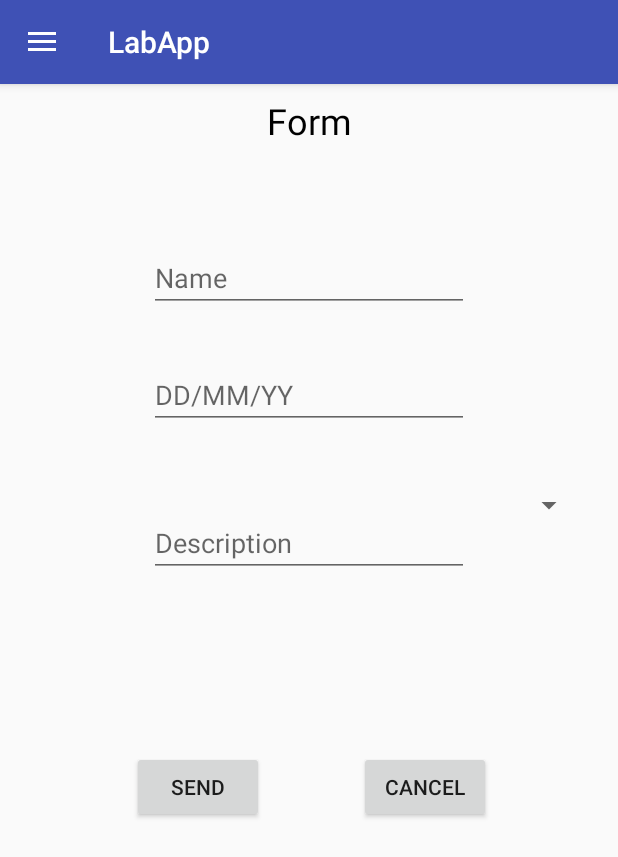
After one commit to ICC-4102-APLICACIONESMOVILES/laboratorio-6-angelesaldunate, an Android app: the fragment FormFragment placed in its activity, on a phone screen of 412 x 824 dp. The commit adds this screen. Shown: the top 857 px of the screen. Run offline under Robolectric (Android 15) with nearby library versions, the phone set to English and light mode, and no system bars.

Commit message:
Ultimo con todo lo necesario

```diff
--- a/app/build.gradle
+++ b/app/build.gradle
@@ -23,6 +23,7 @@ dependencies {
     implementation 'com.android.support:appcompat-v7:26.1.0'
     implementation 'com.android.support.constraint:constraint-layout:1.0.2'
     implementation 'com.android.support:design:26.1.0'
+    implementation 'com.android.support:support-v4:26.1.0'
     testImplementation 'junit:junit:4.12'
     androidTestImplementation 'com.android.support.test:runner:1.0.1'
     androidTestImplementation 'com.android.support.test.espresso:espresso-core:3.0.1'
--- /dev/null
+++ b/app/src/main/java/com/example/angeles/labapp/FormFragment.java
@@ -0,0 +1,109 @@
+package com.example.angeles.labapp;
+
+import android.content.Context;
+import android.net.Uri;
+import android.os.Bundle;
+import android.support.v4.app.Fragment;
+import android.view.LayoutInflater;
+import android.view.View;
+import android.view.ViewGroup;
+import android.widget.Button;
+import android.widget.EditText;
+
+
+/**
+ * A simple {@link Fragment} subclass.
+ * Activities that contain this fragment must implement the
+ * {@link FormFragment.OnFragmentInteractionListener} interface
+ * to handle interaction events.
+ * Use the {@link FormFragment#newInstance} factory method to
+ * create an instance of this fragment.
+ */
+public class FormFragment extends Fragment {
+    // TODO: Rename parameter arguments, choose names that match
+    // the fragment initialization parameters, e.g. ARG_ITEM_NUMBER
+    private static final String ARG_PARAM1 = "param1";
+    private static final String ARG_PARAM2 = "param2";
+
+    // TODO: Rename and change types of parameters
+    private String mParam1;
+    private String mParam2;
+
+    private OnFragmentInteractionListener mListener;
+
+    public FormFragment() {
+        // Required empty public constructor
+    }
+
+    /**
+     * Use this factory method to create a new instance of
+     * this fragment using the provided parameters.
+     *
+     * @param param1 Parameter 1.
+     * @param param2 Parameter 2.
+     * @return A new instance of fragment FormFragment.
+     */
+    // TODO: Rename and change types and number of parameters
+    public static FormFragment newInstance(String param1, String param2) {
+        FormFragment fragment = new FormFragment();
+        Bundle args = new Bundle();
+        args.putString(ARG_PARAM1, param1);
+        args.putString(ARG_PARAM2, param2);
+        fragment.setArguments(args);
+        return fragment;
+    }
+
+    @Override
+    public void onCreate(Bundle savedInstanceState) {
+        super.onCreate(savedInstanceState);
+        if (getArguments() != null) {
+            mParam1 = getArguments().getString(ARG_PARAM1);
+            mParam2 = getArguments().getString(ARG_PARAM2);
+        }
+    }
+
+    @Override
+    public View onCreateView(LayoutInflater inflater, ViewGroup container,
+                             Bundle savedInstanceState) {
+        // Inflate the layout for this fragment
+
+        return inflater.inflate(R.layout.fragment_form, container, false);
+    }
+
+    // TODO: Rename method, update argument and hook method into UI event
+    public void onButtonPressed(Uri uri) {
+        if (mListener != null) {
+            mListener.onFragmentInteraction(uri);
+        }
+    }
+
+    @Override
+    public void onAttach(Context context) {
+        super.onAttach(context);
+        if (context instanceof OnFragmentInteractionListener) {
+            mListener = (OnFragmentInteractionListener) context;
+        }
+    }
+
+
+    @Override
+    public void onDetach() {
+        super.onDetach();
+        mListener = null;
+    }
+
+    /**
+     * This interface must be implemented by activities that contain this
+     * fragment to allow an interaction in this fragment to be communicated
+     * to the activity and potentially other fragments contained in that
+     * activity.
+     * <p>
+     * See the Android Training lesson <a href=
+     * "http://developer.android.com/training/basics/fragments/communicating.html"
+     * >Communicating with Other Fragments</a> for more information.
+     */
+    public interface OnFragmentInteractionListener {
+        // TODO: Update argument type and name
+        void onFragmentInteraction(Uri uri);
+    }
+}
--- /dev/null
+++ b/app/src/main/res/drawable/ic_format_list_bulleted_black_24dp.xml
@@ -0,0 +1,9 @@
+<vector xmlns:android="http://schemas.android.com/apk/res/android"
+        android:width="24dp"
+        android:height="24dp"
+        android:viewportWidth="24.0"
+        android:viewportHeight="24.0">
+    <path
+        android:fillColor="#FF000000"
+        android:pathData="M4,10.5c-0.83,0 -1.5,0.67 -1.5,1.5s0.67,1.5 1.5,1.5 1.5,-0.67 1.5,-1.5 -0.67,-1.5 -1.5,-1.5zM4,4.5c-0.83,0 -1.5,0.67 -1.5,1.5S3.17,7.5 4,7.5 5.5,6.83 5.5,6 4.83,4.5 4,4.5zM4,16.5c-0.83,0 -1.5,0.68 -1.5,1.5s0.68,1.5 1.5,1.5 1.5,-0.68 1.5,-1.5 -0.67,-1.5 -1.5,-1.5zM7,19h14v-2L7,17v2zM7,13h14v-2L7,11v2zM7,5v2h14L21,5L7,5z"/>
+</vector>
--- /dev/null
+++ b/app/src/main/res/drawable/ic_playlist_add_check_black_24dp.xml
@@ -0,0 +1,9 @@
+<vector xmlns:android="http://schemas.android.com/apk/res/android"
+        android:width="24dp"
+        android:height="24dp"
+        android:viewportWidth="24.0"
+        android:viewportHeight="24.0">
+    <path
+        android:fillColor="#FF000000"
+        android:pathData="M14,10L2,10v2h12v-2zM14,6L2,6v2h12L14,6zM2,16h8v-2L2,14v2zM21.5,11.5L23,13l-6.99,7 -4.51,-4.5L13,14l3.01,3 5.49,-5.5z"/>
+</vector>
--- a/app/src/main/res/layout/activity_main.xml
+++ b/app/src/main/res/layout/activity_main.xml
@@ -9,11 +9,17 @@
     tools:openDrawer="start"
     tools:context="com.example.angeles.labapp.MainActivity"
    >
+<FrameLayout
+    android:layout_width="match_parent"
+    android:id="@+id/framenew"
+    android:layout_height="match_parent">
 
+</FrameLayout>
 
 
 
     <android.support.design.widget.NavigationView
+
         app:headerLayout="@layout/header"
         android:id="@+id/nav_view"
         android:layout_width="wrap_content"
--- /dev/null
+++ b/app/src/main/res/layout/fragment_form.xml
@@ -0,0 +1,133 @@
+<FrameLayout xmlns:android="http://schemas.android.com/apk/res/android"
+    xmlns:app="http://schemas.android.com/apk/res-auto"
+    xmlns:tools="http://schemas.android.com/tools"
+    android:layout_width="match_parent"
+    android:layout_height="match_parent"
+    tools:context="com.example.angeles.labapp.FormFragment">
+
+    <!-- TODO: Update blank fragment layout -->
+
+    <android.support.constraint.ConstraintLayout
+        android:layout_width="match_parent"
+        android:layout_height="match_parent">
+
+
+        <TextView
+            android:id="@+id/textView"
+            android:layout_width="wrap_content"
+            android:layout_height="wrap_content"
+            android:layout_marginBottom="8dp"
+            android:layout_marginEnd="8dp"
+            android:layout_marginStart="8dp"
+            android:layout_marginTop="8dp"
+            android:text="Form"
+            android:textSize="24dp"
+            android:textColor="#000000"
+            app:layout_constraintBottom_toBottomOf="parent"
+            app:layout_constraintEnd_toEndOf="parent"
+            app:layout_constraintStart_toStartOf="parent"
+            app:layout_constraintTop_toTopOf="parent"
+            app:layout_constraintVertical_bias="0.0" />
+
+        <EditText
+            android:id="@+id/editText"
+            android:layout_width="wrap_content"
+            android:layout_height="wrap_content"
+            android:layout_marginBottom="8dp"
+            android:layout_marginEnd="8dp"
+            android:layout_marginStart="8dp"
+            android:layout_marginTop="8dp"
+            android:ems="10"
+            android:hint="Name"
+            android:inputType="textPersonName"
+            app:layout_constraintBottom_toBottomOf="parent"
+            app:layout_constraintEnd_toEndOf="parent"
+            app:layout_constraintStart_toStartOf="parent"
+            app:layout_constraintTop_toTopOf="parent"
+            app:layout_constraintVertical_bias="0.13999999" />
+
+        <EditText
+            android:id="@+id/editText3"
+            android:layout_width="wrap_content"
+            android:layout_height="wrap_content"
+            android:layout_marginBottom="8dp"
+            android:layout_marginEnd="8dp"
+            android:layout_marginStart="8dp"
+            android:layout_marginTop="8dp"
+            android:ems="10"
+            android:hint="DD/MM/YY"
+            android:inputType="date"
+            app:layout_constraintBottom_toBottomOf="parent"
+            app:layout_constraintEnd_toEndOf="parent"
+            app:layout_constraintStart_toStartOf="parent"
+            app:layout_constraintTop_toTopOf="parent"
+            app:layout_constraintVertical_bias="0.25" />
+
+        <EditText
+            android:id="@+id/editText5"
+            android:layout_width="wrap_content"
+            android:layout_height="wrap_content"
+            android:layout_marginBottom="8dp"
+            android:layout_marginEnd="8dp"
+            android:layout_marginStart="8dp"
+            android:layout_marginTop="8dp"
+            android:ems="10"
+            android:hint="Description"
+            android:inputType="textMultiLine"
+            app:layout_constraintBottom_toBottomOf="parent"
+            app:layout_constraintEnd_toEndOf="parent"
+            app:layout_constraintStart_toStartOf="parent"
+            app:layout_constraintTop_toTopOf="parent"
+            app:layout_constraintVertical_bias="0.39" />
+
+        <Button
+            android:id="@+id/buttonsend"
+            android:layout_width="wrap_content"
+            android:layout_height="wrap_content"
+            android:layout_marginBottom="8dp"
+            android:layout_marginEnd="8dp"
+            android:layout_marginStart="8dp"
+            android:layout_marginTop="8dp"
+            android:text="Send"
+            app:layout_constraintBottom_toBottomOf="parent"
+            app:layout_constraintEnd_toEndOf="parent"
+            app:layout_constraintHorizontal_bias="0.26"
+            app:layout_constraintStart_toStartOf="parent"
+            app:layout_constraintTop_toTopOf="parent"
+            app:layout_constraintVertical_bias="0.62" />
+
+        <Button
+            android:id="@+id/buttoncancel"
+            android:layout_width="wrap_content"
+            android:layout_height="wrap_content"
+            android:layout_marginBottom="8dp"
+            android:layout_marginEnd="8dp"
+            android:layout_marginStart="8dp"
+            android:layout_marginTop="8dp"
+            android:text="Cancel"
+            app:layout_constraintBottom_toBottomOf="parent"
+            app:layout_constraintEnd_toEndOf="parent"
+            app:layout_constraintHorizontal_bias="0.75"
+            app:layout_constraintStart_toStartOf="parent"
+            app:layout_constraintTop_toTopOf="parent"
+            app:layout_constraintVertical_bias="0.62" />
+
+        <Spinner
+            android:id="@+id/spinner"
+            android:layout_width="368dp"
+            android:layout_height="wrap_content"
+
+            android:layout_marginBottom="8dp"
+            android:layout_marginEnd="8dp"
+            android:layout_marginStart="8dp"
+            android:layout_marginTop="228dp"
+            app:layout_constraintBottom_toBottomOf="parent"
+            app:layout_constraintEnd_toEndOf="parent"
+            app:layout_constraintStart_toStartOf="parent"
+            app:layout_constraintTop_toTopOf="parent"
+            app:layout_constraintVertical_bias="0.07999998" />
+
+
+    </android.support.constraint.ConstraintLayout>
+
+</FrameLayout>
--- a/app/src/main/res/menu/drawermenu.xml
+++ b/app/src/main/res/menu/drawermenu.xml
@@ -1,9 +1,8 @@
 <?xml version="1.0" encoding="utf-8"?>
 <menu xmlns:android="http://schemas.android.com/apk/res/android">
-<item android:id="@+id/db" android:title="Dashboarded" android:icon="@drawable/ic_dashboard_black_24dp"/>
-    <item android:id="@+id/event" android:title="Events" android:icon="@drawable/ic_event_black_24dp"/>
-    <item android:id="@+id/search" android:title="Search" android:icon="@drawable/ic_search_black_24dp"/>
-    <item android:id="@+id/settings" android:title="Settings" android:icon="@drawable/ic_settings_black_24dp"/>
-    <item android:id="@+id/activities" android:title="Activities" android:icon="@drawable/ic_trending_up_black_24dp"/>
+<item android:id="@+id/db" android:title="Add Form" android:icon="@drawable/ic_format_list_bulleted_black_24dp"/>
+    <item android:id="@+id/event" android:title="List Forms" android:icon="@drawable/ic_playlist_add_check_black_24dp"/>
+    <item android:id="@+id/search" android:title="Summary Forms" android:icon="@drawable/ic_format_list_bulleted_black_24dp"/>
+
     <item android:id="@+id/logout" android:title="Logout" android:icon="@drawable/ic_exit_to_app_black_24dp"/>
 </menu>
--- a/app/src/main/res/values/strings.xml
+++ b/app/src/main/res/values/strings.xml
@@ -20,4 +20,7 @@
     <string name="title_activity_login2">Sign in</string>
     <string name="holaaaa">Hola</string>
 
+    <!-- TODO: Remove or change this placeholder text -->
+    <string name="hello_blank_fragment">Hello blank fragment</string>
+
 </resources>
```
Also changed, not shown: app/src/main/java/com/example/angeles/labapp/ListFragment.java (added, +138 -0 lines), app/src/main/java/com/example/angeles/labapp/MainActivity.java (+14 -10 lines), app/src/main/java/com/example/angeles/labapp/ResumeFragment.java (added, +105 -0 lines), app/src/main/res/layout/fragment_list.xml (added, +78 -0 lines), app/src/main/res/layout/fragment_resume.xml (added, +113 -0 lines).
